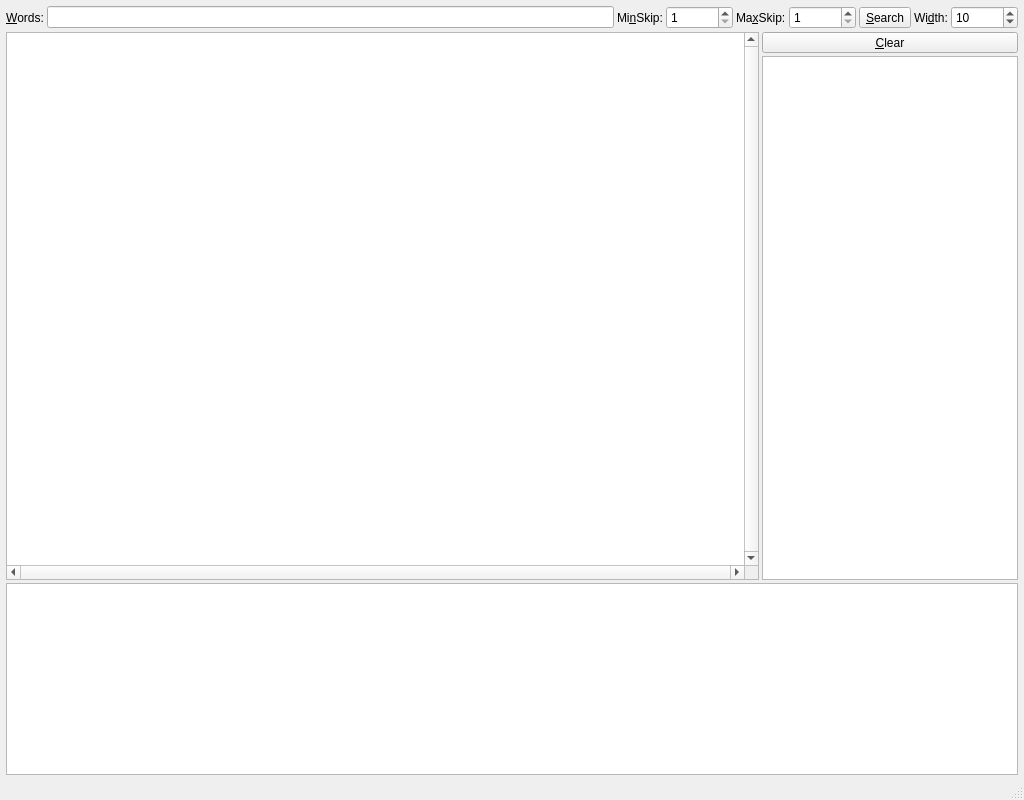
First picture: the form in programs/ELSSearch/ELSSearchMainWindow.ui, repository dewhisna/KingJamesPureBibleSearch, before the edit.
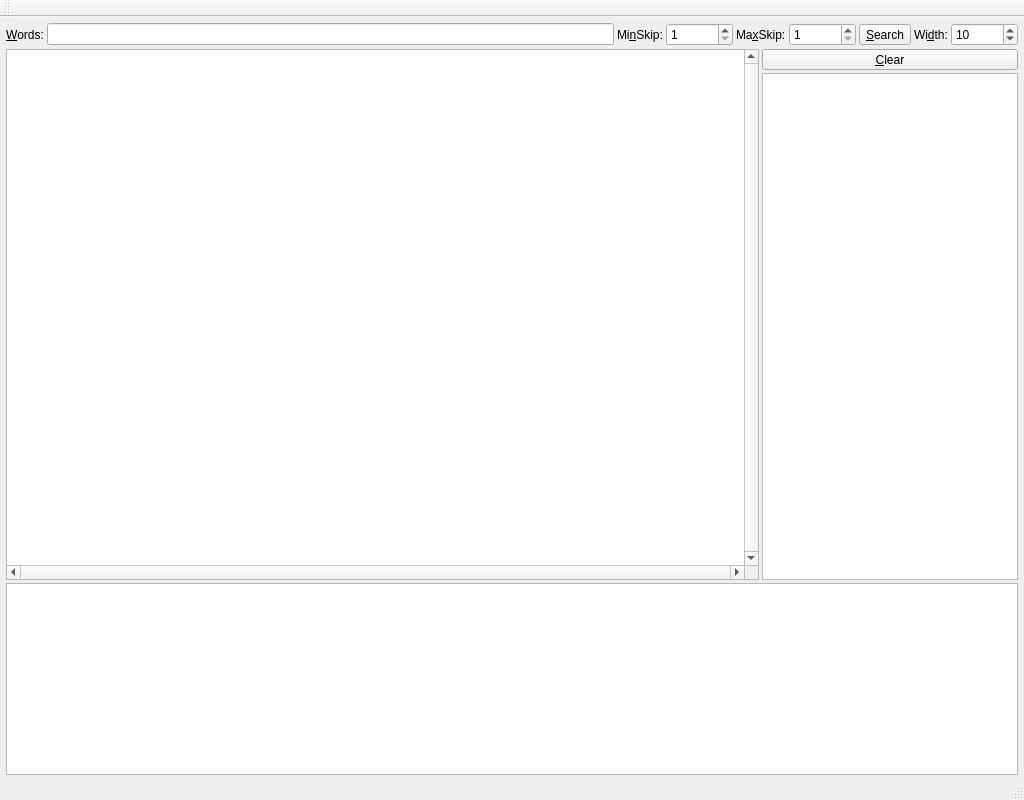
Second picture: the form after the edit.

Commit message: Add Toolbar and quit button.

Patch:
```diff
--- a/programs/ELSSearch/ELSSearchMainWindow.ui
+++ b/programs/ELSSearch/ELSSearchMainWindow.ui
@@ -215,6 +215,17 @@
    </property>
   </widget>
   <widget class="QStatusBar" name="statusbar"/>
+  <widget class="QToolBar" name="toolBar">
+   <property name="windowTitle">
+    <string>toolBar</string>
+   </property>
+   <attribute name="toolBarArea">
+    <enum>TopToolBarArea</enum>
+   </attribute>
+   <attribute name="toolBarBreak">
+    <bool>false</bool>
+   </attribute>
+  </widget>
  </widget>
  <tabstops>
   <tabstop>editWords</tabstop>
```
The commit also changes 5 other files.
